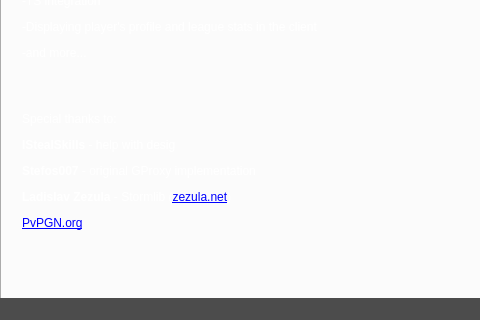
cen1/xpam-client, file xpam/mainwindow.ui: the form before one commit; both pictures show x 0 to 480 and y 280 to 600 of the 900 by 600 pixel window.
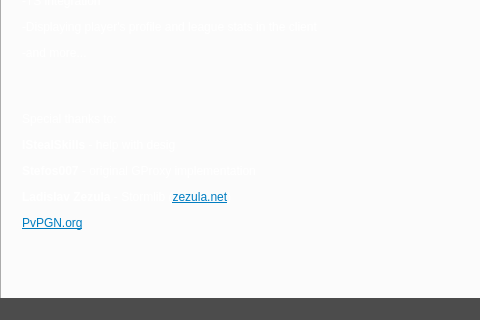
The form after the commit. The open tabs and pages were chosen to show the change. Icons and pictures are not drawn.

Patch:
```diff
--- a/xpam/mainwindow.ui
+++ b/xpam/mainwindow.ui
@@ -95,6 +95,10 @@
   width: 10%;
 }
 
+.a {
+ color: #007dc1;
+}
+
 #tabWidget {
  
 }
@@ -671,7 +675,7 @@
            </rect>
           </property>
           <property name="text">
-           <string>&lt;html&gt;&lt;head/&gt;&lt;body&gt;&lt;p&gt;Eurobattle.net Client version 0.3.0.0, developed by cen&lt;/p&gt;&lt;p&gt;&lt;br/&gt;We are searching for Qt/ C++ developers to further expand this client.&lt;/p&gt;&lt;p&gt;&lt;br/&gt;&lt;/p&gt;&lt;p&gt;TODO:&lt;/p&gt;&lt;p&gt;-bnet Chat client&lt;/p&gt;&lt;p&gt;-DotA 2 support&lt;/p&gt;&lt;p&gt;-TS integration&lt;/p&gt;&lt;p&gt;-Displaying player's profile and league stats in the client&lt;/p&gt;&lt;p&gt;-and more...&lt;/p&gt;&lt;p&gt;&lt;br/&gt;&lt;/p&gt;&lt;p&gt;Special thanks to:&lt;/p&gt;&lt;p&gt;&lt;span style=&quot; font-weight:600;&quot;&gt;IStealSkills&lt;/span&gt; - help with desig&lt;/p&gt;&lt;p&gt;&lt;span style=&quot; font-weight:600;&quot;&gt;Stefos007&lt;/span&gt; - original GProxy implementation&lt;/p&gt;&lt;p&gt;&lt;span style=&quot; font-weight:600;&quot;&gt;Ladislav Zezula&lt;/span&gt; - Stormlib (&lt;a href=&quot;http://www.zezula.net/en/mpq/stormlib.html&quot;&gt;&lt;span style=&quot; text-decoration: underline; color:#0000ff;&quot;&gt;zezula.net&lt;/span&gt;&lt;/a&gt;)&lt;/p&gt;&lt;p&gt;&lt;a href=&quot;http://pvpgn.org/&quot;&gt;&lt;span style=&quot; text-decoration: underline; color:#0000ff;&quot;&gt;PvPGN.org&lt;/span&gt;&lt;/a&gt;&lt;/p&gt;&lt;/body&gt;&lt;/html&gt;</string>
+           <string>&lt;html&gt;&lt;head/&gt;&lt;body&gt;&lt;p&gt;Eurobattle.net Client version 0.3.0.0, developed by cen&lt;/p&gt;&lt;p&gt;&lt;br/&gt;We are searching for Qt/ C++ developers to further expand this client.&lt;/p&gt;&lt;p&gt;&lt;br/&gt;&lt;/p&gt;&lt;p&gt;TODO:&lt;/p&gt;&lt;p&gt;-bnet Chat client&lt;/p&gt;&lt;p&gt;-DotA 2 support&lt;/p&gt;&lt;p&gt;-TS integration&lt;/p&gt;&lt;p&gt;-Displaying player's profile and league stats in the client&lt;/p&gt;&lt;p&gt;-and more...&lt;/p&gt;&lt;p&gt;&lt;br/&gt;&lt;/p&gt;&lt;p&gt;Special thanks to:&lt;/p&gt;&lt;p&gt;&lt;span style=&quot; font-weight:600;&quot;&gt;IStealSkills&lt;/span&gt; - help with desig&lt;/p&gt;&lt;p&gt;&lt;span style=&quot; font-weight:600;&quot;&gt;Stefos007&lt;/span&gt; - original GProxy implementation&lt;/p&gt;&lt;p&gt;&lt;span style=&quot; font-weight:600;&quot;&gt;Ladislav Zezula&lt;/span&gt; - Stormlib (&lt;a href=&quot;http://www.zezula.net/en/mpq/stormlib.html&quot;&gt;&lt;span style=&quot; text-decoration: underline; color:#007dc1;&quot;&gt;zezula.net&lt;/span&gt;&lt;/a&gt;)&lt;/p&gt;&lt;p&gt;&lt;a href=&quot;http://pvpgn.org/&quot;&gt;&lt;span style=&quot; text-decoration: underline; color:#007dc1;&quot;&gt;PvPGN.org&lt;/span&gt;&lt;/a&gt;&lt;/p&gt;&lt;/body&gt;&lt;/html&gt;</string>
           </property>
           <property name="openExternalLinks">
            <bool>true</bool>
```
Left out of the diff: 4 changed lines with no effect on the pictures.
